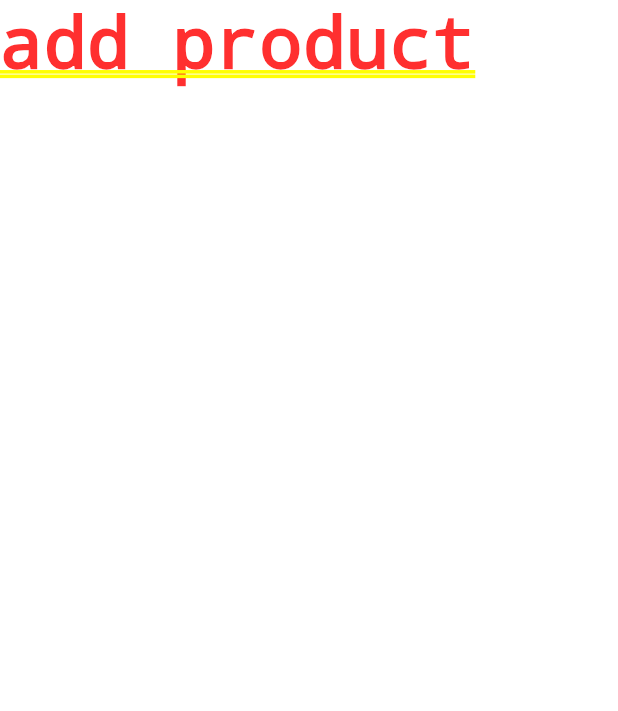
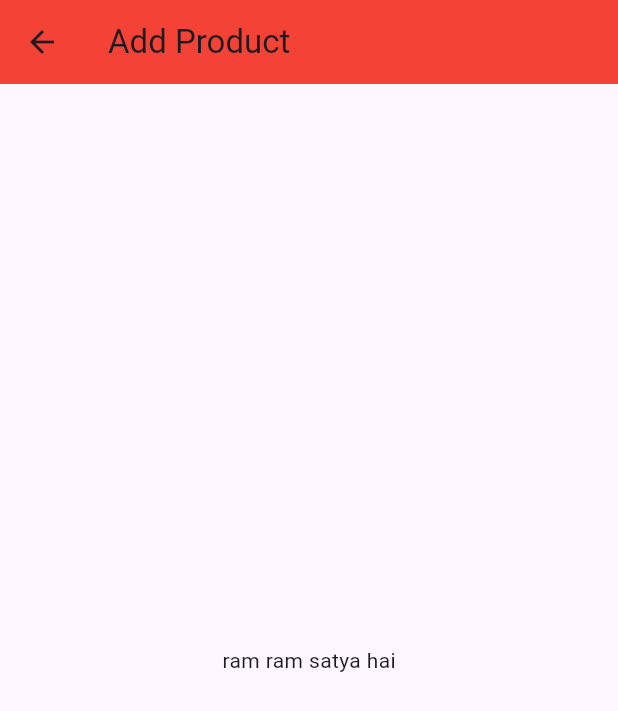
Before and after one commit to GhanshyamSharma122/dormly, a Flutter app: the screen it shows after launch, after a tap on the "add" icon, on a phone screen of 412 x 824 dp. Shown: the top 711 px of the screen. Run offline on Flutter 3.47's test engine with Material 3 defaults, Android fonts, the phone set to English and light mode, and no system bars.

Commit message:
Initial Commit

```diff
--- a/lib/pages/addproduct.dart
+++ b/lib/pages/addproduct.dart
@@ -4,8 +4,14 @@ class AddProduct extends StatelessWidget {
 
   @override
   Widget build(BuildContext context) {
-    return Container(
-      child: Text("add product"),
+    return Scaffold(
+      appBar:AppBar(
+        title: Text("Add Product"),
+        backgroundColor: Colors.red,
+      ),
+      body: Center(
+        child: Text("ram ram satya hai"),
+      ),
     );
   }
 }
```
